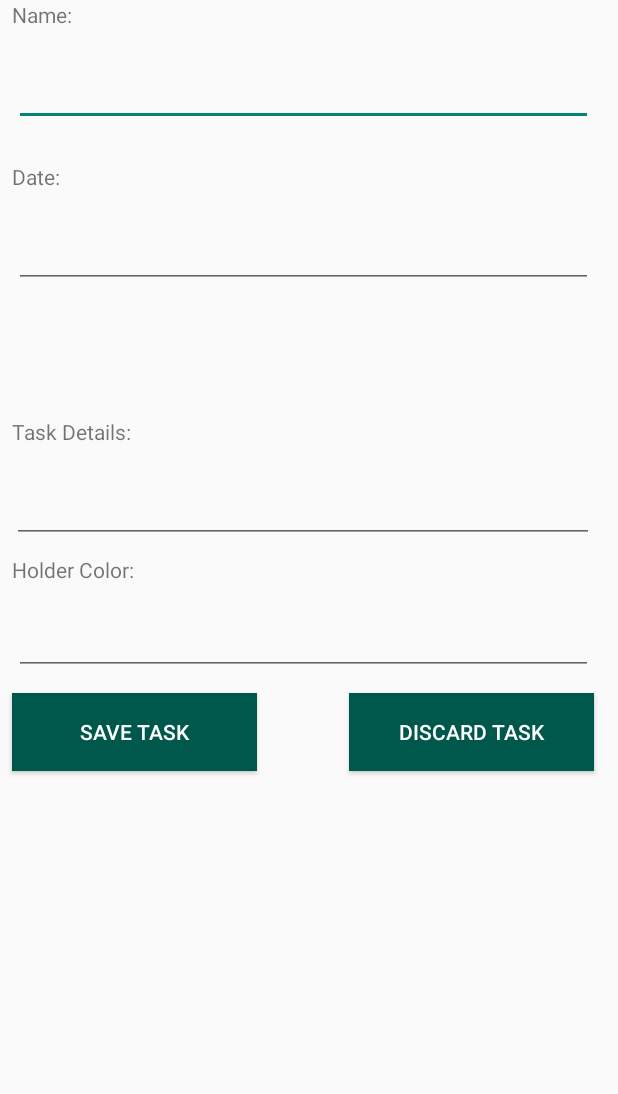
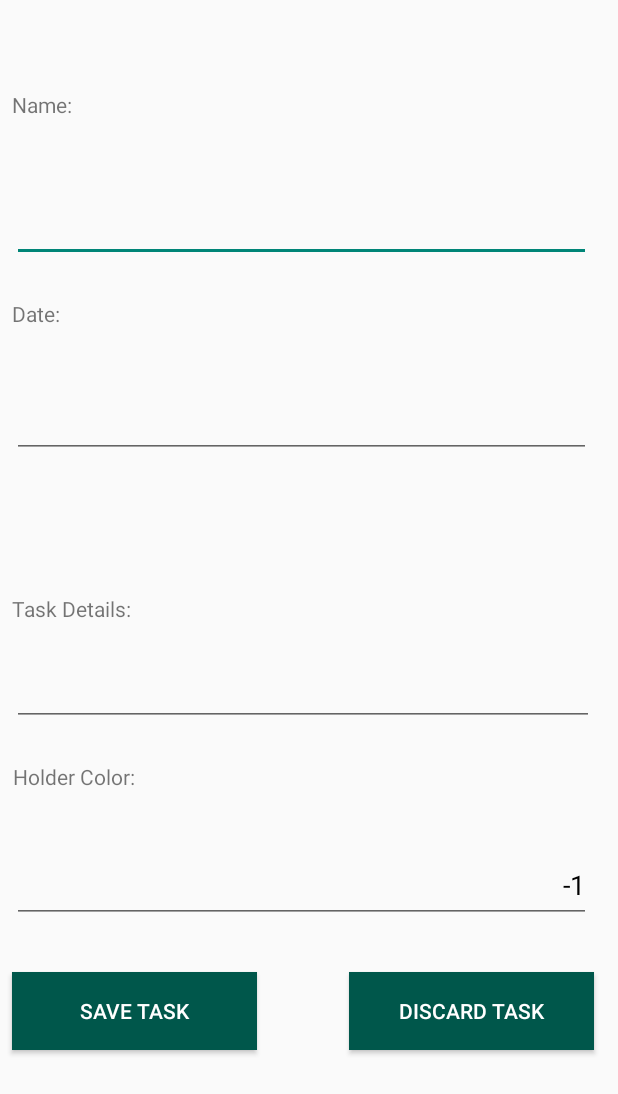
Before and after one commit to kaustuvnandy/ToDoAppProject, an Android app: the layout activity_create_to_do_task.xml on its own in the app's theme, with its tools: preview values and no code run, on a phone screen of 412 x 824 dp. Shown: the top 1094 px of the screen. Run offline under Robolectric (Android 15) with nearby library versions, the phone set to English and light mode, and no system bars.

Commit message:
NavBar username added
minor bug fixes and added username in navbar and fixed constraints in views.
also enabled visibility of the color no. in holder palette in Create_Task_Layout

```diff
--- a/ToDoApp/app/src/main/java/com/project/todoapp/ToDoTaskList.java
+++ b/ToDoApp/app/src/main/java/com/project/todoapp/ToDoTaskList.java
@@ -24,6 +24,8 @@ import android.widget.TextView;
 import android.widget.Toast;
 
 import com.google.android.material.navigation.NavigationView;
+
+import org.w3c.dom.Text;
 
 import javax.annotation.OverridingMethodsMustInvokeSuper;
 
@@ -62,6 +64,8 @@ public class ToDoTaskList extends AppCompatActivity {
                 .build();*/
         Realm realm=Realm.getDefaultInstance();
         userTasks=realm.where(Tasks.class).equalTo("username",user).findAll();
+        User nm=realm.where(User.class).equalTo("username",user).findFirst();
+        String name=nm.getName();
         if(userTasks.size()==0)
             fragment();
         else {
@@ -71,6 +75,9 @@ public class ToDoTaskList extends AppCompatActivity {
         }
         dl = findViewById(R.id.rootLayout);
         nv = findViewById(R.id.navigationView);
+        View navView=nv.getHeaderView(0);
+        TextView nav_nameText=navView.findViewById(R.id.textUserName);
+        nav_nameText.setText("Welcome "+name);
         toggle = new ActionBarDrawerToggle(this, dl, R.string.open_menu, R.string.close_menu);
         dl.addDrawerListener(toggle);
         toggle.syncState();
--- a/ToDoApp/app/src/main/res/layout/activity_create_to_do_task.xml
+++ b/ToDoApp/app/src/main/res/layout/activity_create_to_do_task.xml
@@ -11,99 +11,121 @@
         android:layout_width="105dp"
         android:layout_height="30dp"
         android:layout_marginStart="8dp"
+        android:layout_marginTop="60dp"
         android:layout_marginEnd="8dp"
+        android:layout_marginBottom="8dp"
         android:text="Name:"
+        app:layout_constraintBottom_toBottomOf="parent"
         app:layout_constraintEnd_toEndOf="parent"
         app:layout_constraintHorizontal_bias="0.0"
         app:layout_constraintStart_toStartOf="parent"
-        tools:layout_editor_absoluteY="73dp" />
+        app:layout_constraintTop_toTopOf="parent"
+        app:layout_constraintVertical_bias="0.0" />
 
     <EditText
         android:id="@+id/task_name"
         android:layout_width="386dp"
         android:layout_height="50dp"
         android:layout_marginStart="8dp"
-        android:layout_marginTop="4dp"
+        android:layout_marginTop="8dp"
         android:layout_marginEnd="8dp"
+        android:layout_marginBottom="8dp"
         android:ems="10"
         android:inputType="textPersonName"
         android:textSize="18sp"
+        app:layout_constraintBottom_toBottomOf="parent"
         app:layout_constraintEnd_toEndOf="parent"
-        app:layout_constraintHorizontal_bias="0.111"
+        app:layout_constraintHorizontal_bias="0.0"
         app:layout_constraintStart_toStartOf="parent"
-        app:layout_constraintTop_toBottomOf="@+id/textView5" />
+        app:layout_constraintTop_toTopOf="parent"
+        app:layout_constraintVertical_bias="0.154" />
 
     <TextView
         android:id="@+id/textView6"
         android:layout_width="105dp"
         android:layout_height="30dp"
         android:layout_marginStart="8dp"
-        android:layout_marginTop="24dp"
+        android:layout_marginTop="8dp"
         android:layout_marginEnd="8dp"
+        android:layout_marginBottom="8dp"
         android:text="Date:"
+        app:layout_constraintBottom_toBottomOf="parent"
         app:layout_constraintEnd_toEndOf="parent"
         app:layout_constraintHorizontal_bias="0.0"
         app:layout_constraintStart_toStartOf="parent"
-        app:layout_constraintTop_toBottomOf="@+id/task_name" />
+        app:layout_constraintTop_toTopOf="parent"
+        app:layout_constraintVertical_bias="0.246" />
 
     <EditText
         android:id="@+id/et_date"
         android:layout_width="386dp"
         android:layout_height="50dp"
         android:layout_marginStart="8dp"
-        android:layout_marginTop="4dp"
+        android:layout_marginTop="8dp"
         android:layout_marginEnd="8dp"
+        android:layout_marginBottom="8dp"
         android:clickable="true"
         android:editable="false"
         android:focusable="false"
         android:inputType="none"
         android:longClickable="false"
         android:textAlignment="textEnd"
+        app:layout_constraintBottom_toBottomOf="parent"
         app:layout_constraintEnd_toEndOf="parent"
-        app:layout_constraintHorizontal_bias="0.111"
+        app:layout_constraintHorizontal_bias="0.0"
         app:layout_constraintStart_toStartOf="parent"
-        app:layout_constraintTop_toBottomOf="@+id/textView6" />
+        app:layout_constraintTop_toTopOf="parent"
+        app:layout_constraintVertical_bias="0.326" />
 
     <TextView
         android:id="@+id/textBox"
         android:layout_width="386dp"
         android:layout_height="50dp"
         android:layout_marginStart="8dp"
-        android:layout_marginTop="20dp"
+        android:layout_marginTop="8dp"
         android:layout_marginEnd="8dp"
+        android:layout_marginBottom="8dp"
         android:textAlignment="center"
         android:textSize="24sp"
+        app:layout_constraintBottom_toBottomOf="parent"
         app:layout_constraintEnd_toEndOf="parent"
-        app:layout_constraintHorizontal_bias="0.111"
+        app:layout_constraintHorizontal_bias="0.0"
         app:layout_constraintStart_toStartOf="parent"
-        app:layout_constraintTop_toBottomOf="@+id/et_date" />
+        app:layout_constraintTop_toTopOf="parent"
+        app:layout_constraintVertical_bias="0.425" />
 
     <TextView
         android:id="@+id/textView8"
         android:layout_width="105dp"
         android:layout_height="30dp"
         android:layout_marginStart="8dp"
-        android:layout_marginTop="16dp"
+        android:layout_marginTop="8dp"
         android:layout_marginEnd="8dp"
+        android:layout_marginBottom="8dp"
         android:text="Task Details:"
+        app:layout_constraintBottom_toBottomOf="parent"
         app:layout_constraintEnd_toEndOf="parent"
         app:layout_constraintHorizontal_bias="0.0"
         app:layout_constraintStart_toStartOf="parent"
-        app:layout_constraintTop_toBottomOf="@+id/textBox" />
+        app:layout_constraintTop_toTopOf="parent"
+        app:layout_constraintVertical_bias="0.499" />
 
     <EditText
         android:id="@+id/task_details"
         android:layout_width="388dp"
         android:layout_height="42dp"
         android:layout_marginStart="8dp"
-        android:layout_marginTop="12dp"
+        android:layout_marginTop="8dp"
         android:layout_marginEnd="8dp"
+        android:layout_marginBottom="8dp"
         android:ems="10"
         android:inputType="textPersonName"
+        app:layout_constraintBottom_toBottomOf="parent"
         app:layout_constraintEnd_toEndOf="parent"
         app:layout_constraintHorizontal_bias="0.0"
         app:layout_constraintStart_toStartOf="parent"
-        app:layout_constraintTop_toBottomOf="@+id/textView8" />
+        app:layout_constraintTop_toTopOf="parent"
+        app:layout_constraintVertical_bias="0.567" />
 
     <TextView
         android:id="@+id/textView10"
@@ -112,18 +134,23 @@
         android:layout_marginStart="8dp"
         android:layout_marginTop="8dp"
         android:layout_marginEnd="8dp"
+        android:layout_marginBottom="8dp"
         android:text="Holder Color:"
+        app:layout_constraintBottom_toBottomOf="parent"
         app:layout_constraintEnd_toEndOf="parent"
-        app:layout_constraintHorizontal_bias="0.0"
+        app:layout_constraintHorizontal_bias="0.003"
         app:layout_constraintStart_toStartOf="parent"
-        app:layout_constraintTop_toBottomOf="@+id/task_details" />
+        app:layout_constraintTop_toTopOf="parent"
+        app:layout_constraintVertical_bias="0.643" />
 
     <EditText
         android:id="@+id/holder_color"
         android:layout_width="386dp"
         android:layout_height="50dp"
         android:layout_marginStart="8dp"
+        android:layout_marginTop="8dp"
         android:layout_marginEnd="8dp"
+        android:layout_marginBottom="8dp"
         android:ems="10"
         android:focusable="false"
         android:focusableInTouchMode="true"
@@ -131,19 +158,21 @@
         android:onClick="onColorClick"
         android:text="-1"
         android:textAlignment="textEnd"
-        android:textColor="@android:color/transparent"
+        android:textColor="@android:color/black"
         android:visibility="visible"
+        app:layout_constraintBottom_toBottomOf="parent"
         app:layout_constraintEnd_toEndOf="parent"
-        app:layout_constraintHorizontal_bias="0.111"
+        app:layout_constraintHorizontal_bias="0.0"
         app:layout_constraintStart_toStartOf="parent"
-        app:layout_constraintTop_toBottomOf="@+id/textView10" />
+        app:layout_constraintTop_toTopOf="parent"
+        app:layout_constraintVertical_bias="0.735" />
 
     <Button
         android:id="@+id/save_task"
         android:layout_width="163dp"
         android:layout_height="52dp"
         android:layout_marginStart="8dp"
-        android:layout_marginTop="12dp"
+        android:layout_marginTop="8dp"
         android:layout_marginEnd="8dp"
         android:layout_marginBottom="8dp"
         android:background="@color/colorPrimaryDark"
@@ -154,15 +183,15 @@
         app:layout_constraintEnd_toEndOf="parent"
         app:layout_constraintHorizontal_bias="0.0"
         app:layout_constraintStart_toStartOf="parent"
-        app:layout_constraintTop_toBottomOf="@+id/holder_color"
-        app:layout_constraintVertical_bias="0.0" />
+        app:layout_constraintTop_toTopOf="parent"
+        app:layout_constraintVertical_bias="0.847" />
 
     <Button
         android:id="@+id/discard_task"
         android:layout_width="163dp"
         android:layout_height="52dp"
         android:layout_marginStart="8dp"
-        android:layout_marginTop="12dp"
+        android:layout_marginTop="8dp"
         android:layout_marginEnd="8dp"
         android:layout_marginBottom="8dp"
         android:background="@color/colorPrimaryDark"
@@ -173,7 +202,7 @@
         app:layout_constraintEnd_toEndOf="parent"
         app:layout_constraintHorizontal_bias="0.868"
         app:layout_constraintStart_toEndOf="@+id/save_task"
-        app:layout_constraintTop_toBottomOf="@+id/holder_color"
-        app:layout_constraintVertical_bias="0.0" />
+        app:layout_constraintTop_toTopOf="parent"
+        app:layout_constraintVertical_bias="0.847" />
 
 </androidx.constraintlayout.widget.ConstraintLayout>
--- a/ToDoApp/app/src/main/res/layout/activity_login.xml
+++ b/ToDoApp/app/src/main/res/layout/activity_login.xml
@@ -70,7 +70,7 @@
         android:textAlignment="center"
         android:textSize="24sp"
         app:layout_constraintBottom_toBottomOf="parent"
-        app:layout_constraintEnd_toStartOf="@+id/password"
+        app:layout_constraintEnd_toEndOf="parent"
         app:layout_constraintHorizontal_bias="0.0"
         app:layout_constraintStart_toStartOf="parent"
         app:layout_constraintTop_toTopOf="parent"
@@ -91,7 +91,7 @@
         app:layout_constraintHorizontal_bias="0.949"
         app:layout_constraintStart_toStartOf="parent"
         app:layout_constraintTop_toTopOf="parent"
-        app:layout_constraintVertical_bias="0.279" />
+        app:layout_constraintVertical_bias="0.268" />
 
     <EditText
         android:id="@+id/password"
@@ -108,7 +108,7 @@
         app:layout_constraintHorizontal_bias="0.948"
         app:layout_constraintStart_toStartOf="parent"
         app:layout_constraintTop_toTopOf="parent"
-        app:layout_constraintVertical_bias="0.461" />
+        app:layout_constraintVertical_bias="0.446" />
 
     <Button
         android:id="@+id/sign_in"
```
